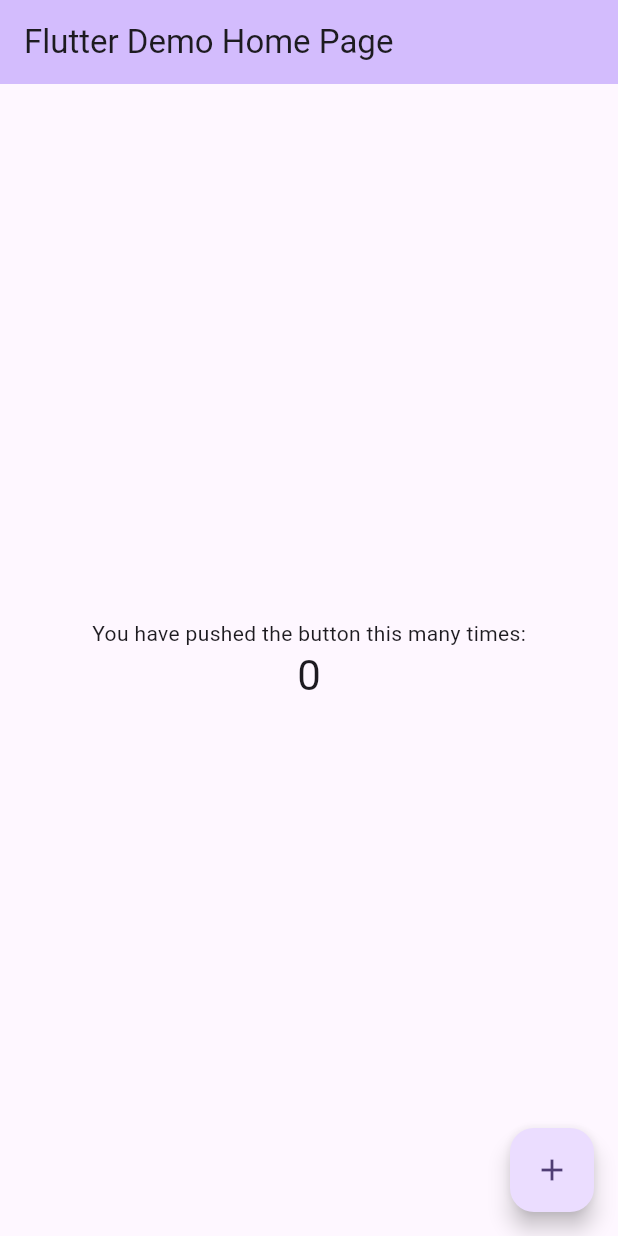
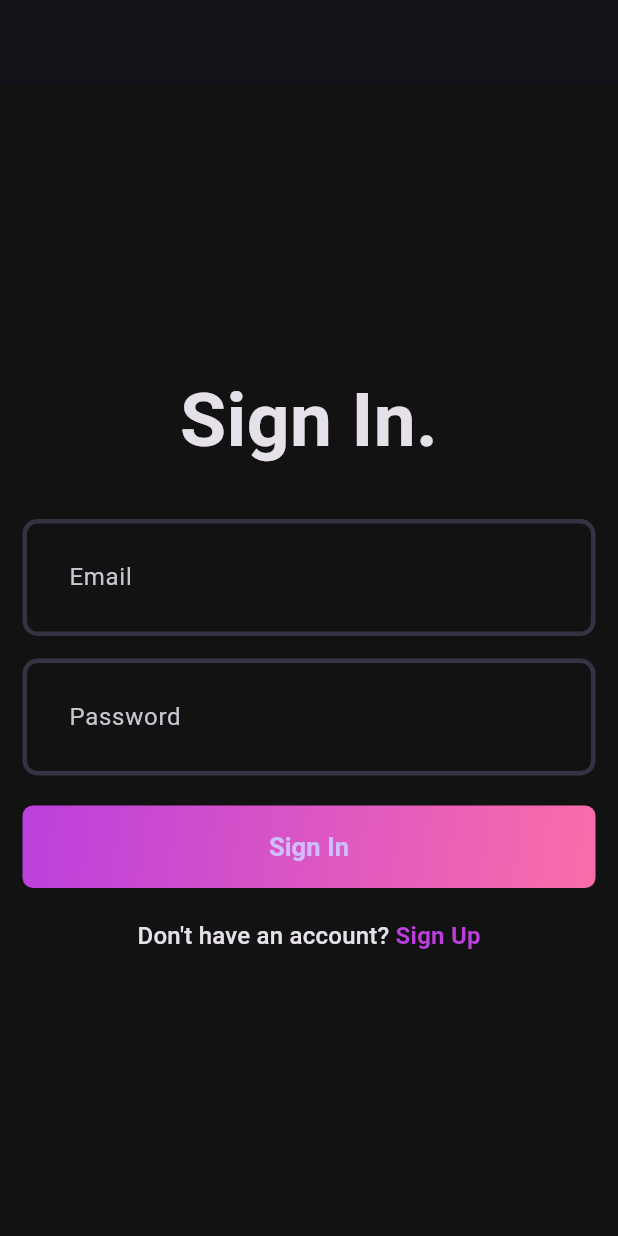
Before and after one commit to shashiniperera2005/Music-App, a Flutter app: the screen it shows after launch, on a phone screen of 412 x 824 dp. Run offline on Flutter 3.47's test engine with Material 3 defaults, Android fonts, the phone set to English and light mode, and no system bars.

Commit message:
sign in & out pages done.

```diff
--- /dev/null
+++ b/client/lib/core/theme/app_pallete.dart
@@ -0,0 +1,20 @@
+import 'package:flutter/material.dart';
+
+class Pallete {
+  static const cardColor = Color.fromRGBO(30, 30, 30, 1);
+  static const greenColor = Colors.green;
+  static const subtitleText = Color(0xffa7a7a7);
+  static const inactiveBottomBarItemColor = Color(0xffababab);
+
+  static const Color backgroundColor = Color.fromRGBO(18, 18, 18, 1);
+  static const Color gradient1 = Color.fromRGBO(187, 63, 221, 1);
+  static const Color gradient2 = Color.fromRGBO(251, 109, 169, 1);
+  static const Color gradient3 = Color.fromRGBO(255, 159, 124, 1);
+  static const Color borderColor = Color.fromRGBO(52, 51, 67, 1);
+  static const Color whiteColor = Colors.white;
+  static const Color greyColor = Colors.grey;
+  static const Color errorColor = Colors.redAccent;
+  static const Color transparentColor = Colors.transparent;
+
+  static const Color inactiveSeekColor = Colors.white38;
+}
--- /dev/null
+++ b/client/lib/core/theme/theme.dart
@@ -0,0 +1,22 @@
+import 'package:client/core/theme/app_pallete.dart';
+import 'package:flutter/material.dart';
+
+class AppTheme {
+
+  static OutlineInputBorder _border(Color color) => OutlineInputBorder(
+          borderSide: BorderSide(
+            color: color,
+            width: 3,
+          ),
+          borderRadius: BorderRadius.circular(10),
+  );
+  static final dartkThemeMode = ThemeData.dark().copyWith(
+      scaffoldBackgroundColor: Pallete.backgroundColor,
+      inputDecorationTheme:  InputDecorationTheme(
+        contentPadding: const EdgeInsets.all(27),
+        enabledBorder: _border(Pallete.borderColor),
+        focusedBorder: _border(Pallete.gradient1),
+
+
+        ));
+}
--- /dev/null
+++ b/client/lib/features/auth/view/pages/login_page.dart
@@ -0,0 +1,81 @@
+import 'package:client/core/theme/app_pallete.dart';
+import 'package:client/features/auth/view/widgets/custom_field.dart';
+import 'package:flutter/material.dart';
+
+import '../widgets/auth_gradient_button.dart';
+
+class LoginPage extends StatefulWidget {
+  const LoginPage({super.key});
+
+  @override
+  State<LoginPage> createState() => _LoginPageState();
+}
+
+class _LoginPageState extends State<LoginPage> {
+  final emailController = TextEditingController();
+  final passwordController = TextEditingController();
+  final formKey = GlobalKey<FormState>();
+
+  @override
+  void dispose() {
+    emailController.dispose();
+    passwordController.dispose();
+    super.dispose();
+    formKey.currentState!.dispose();
+  }
+
+  @override
+  Widget build(BuildContext context) {
+    return Scaffold(
+      appBar: AppBar(),
+      body: Padding(
+        padding: const EdgeInsets.all(15.0),
+        child: Form(
+          key: formKey,
+          child: Column(
+            mainAxisAlignment: MainAxisAlignment.center,
+            children: [
+              const Text(
+                'Sign In.',
+                style: TextStyle(
+                  fontSize: 50,
+                  fontWeight: FontWeight.bold,
+                ),
+              ),
+              const SizedBox(height: 30),
+              CustomField(
+                hintText: 'Email',
+                controller: emailController,
+              ),
+              const SizedBox(height: 15),
+              CustomField(
+                hintText: 'Password',
+                controller: passwordController,
+                isObscureText: true,
+              ),
+              const SizedBox(height: 20),
+              AuthGradientButton(buttonText: 'Sign In', onTap: () {}),
+              const SizedBox(height: 20),
+              RichText(
+                text: TextSpan(
+                  text: 'Don\'t have an account? ',
+                  style: Theme.of(context).textTheme.titleMedium,
+                  children: const [
+                    TextSpan(
+                      text: 'Sign Up',
+                      style: const TextStyle(
+                        color: Pallete.gradient1,
+                        fontSize: 16,
+                        fontWeight: FontWeight.bold,
+                      ),
+                    ),
+                  ],
+                ),
+              ),
+            ],
+          ),
+        ),
+      ),
+    );
+  }
+}
--- /dev/null
+++ b/client/lib/features/auth/view/widgets/auth_gradient_button.dart
@@ -0,0 +1,39 @@
+import 'package:client/core/theme/app_pallete.dart';
+import 'package:flutter/material.dart';
+
+class AuthGradientButton extends StatelessWidget {
+  final String buttonText;
+  final VoidCallback onTap;
+  const AuthGradientButton({
+    super.key,
+    required this.buttonText,
+    required this.onTap,});
+
+  @override
+  Widget build(BuildContext context) {
+    return Container(
+      decoration: BoxDecoration(
+        gradient: const LinearGradient(colors: [
+          Pallete.gradient1,
+          Pallete.gradient2,
+        ], begin: Alignment.topLeft, end: Alignment.bottomRight),
+        borderRadius: BorderRadius.circular(7),
+      ),
+      child: ElevatedButton(
+        onPressed: onTap,
+        style: ElevatedButton.styleFrom(
+          fixedSize: const Size(415, 55),
+          backgroundColor: Pallete.transparentColor,
+          shadowColor: Pallete.transparentColor,
+        ),
+        child: Text(
+          buttonText,
+          style: const TextStyle(
+            fontSize: 17,
+            fontWeight: FontWeight.w600,
+          ),
+        ),
+      ),
+    );
+  }
+}
--- /dev/null
+++ b/client/lib/features/auth/view/widgets/custom_field.dart
@@ -0,0 +1,30 @@
+import 'package:flutter/material.dart';
+
+class CustomField extends StatelessWidget {
+  final String hintText;
+  final TextEditingController controller;
+  final bool isObscureText;
+  const CustomField({
+    super.key,
+    required this.hintText,
+    required this.controller,
+    this.isObscureText = false,
+    });
+
+  @override
+  Widget build(BuildContext context) {
+    return TextFormField(
+      controller: controller,
+      decoration: InputDecoration(
+        hintText: hintText,
+      ),
+      validator: (val){
+        if (val!.trim().isEmpty){
+          return "$hintText is missing!";
+        }
+        return null;
+      },
+      obscureText: isObscureText,
+    );
+  }
+}
--- a/client/lib/main.dart
+++ b/client/lib/main.dart
@@ -1,3 +1,6 @@
+import 'package:client/core/theme/theme.dart';
+import 'package:client/features/auth/view/pages/login_page.dart';
+import 'package:client/features/auth/view/pages/signup_page.dart';
 import 'package:flutter/material.dart';
 
 void main() {
@@ -7,119 +10,12 @@
 class MyApp extends StatelessWidget {
   const MyApp({super.key});
 
-  // This widget is the root of your application.
   @override
   Widget build(BuildContext context) {
     return MaterialApp(
       title: 'Flutter Demo',
-      theme: ThemeData(
-        // This is the theme of your application.
-        //
-        // TRY THIS: Try running your application with "flutter run". You'll see
-        // the application has a purple toolbar. Then, without quitting the app,
-        // try changing the seedColor in the colorScheme below to Colors.green
-        // and then invoke "hot reload" (save your changes or press the "hot
-        // reload" button in a Flutter-supported IDE, or press "r" if you used
-        // the command line to start the app).
-        //
-        // Notice that the counter didn't reset back to zero; the application
-        // state is not lost during the reload. To reset the state, use hot
-        // restart instead.
-        //
-        // This works for code too, not just values: Most code changes can be
-        // tested with just a hot reload.
-        colorScheme: ColorScheme.fromSeed(seedColor: Colors.deepPurple),
-        useMaterial3: true,
-      ),
-      home: const MyHomePage(title: 'Flutter Demo Home Page'),
+      theme: AppTheme.dartkThemeMode,
+      home: const LoginPage(),
     );
   }
 }
-
-class MyHomePage extends StatefulWidget {
-  const MyHomePage({super.key, required this.title});
-
-  // This widget is the home page of your application. It is stateful, meaning
-  // that it has a State object (defined below) that contains fields that affect
-  // how it looks.
-
-  // This class is the configuration for the state. It holds the values (in this
-  // case the title) provided by the parent (in this case the App widget) and
-  // used by the build method of the State. Fields in a Widget subclass are
-  // always marked "final".
-
-  final String title;
-
-  @override
-  State<MyHomePage> createState() => _MyHomePageState();
-}
-
-class _MyHomePageState extends State<MyHomePage> {
-  int _counter = 0;
-
-  void _incrementCounter() {
-    setState(() {
-      // This call to setState tells the Flutter framework that something has
-      // changed in this State, which causes it to rerun the build method below
-      // so that the display can reflect the updated values. If we changed
-      // _counter without calling setState(), then the build method would not be
-      // called again, and so nothing would appear to happen.
-      _counter++;
-    });
-  }
-
-  @override
-  Widget build(BuildContext context) {
-    // This method is rerun every time setState is called, for instance as done
-    // by the _incrementCounter method above.
-    //
-    // The Flutter framework has been optimized to make rerunning build methods
-    // fast, so that you can just rebuild anything that needs updating rather
-    // than having to individually change instances of widgets.
-    return Scaffold(
-      appBar: AppBar(
-        // TRY THIS: Try changing the color here to a specific color (to
-        // Colors.amber, perhaps?) and trigger a hot reload to see the AppBar
-        // change color while the other colors stay the same.
-        backgroundColor: Theme.of(context).colorScheme.inversePrimary,
-        // Here we take the value from the MyHomePage object that was created by
-        // the App.build method, and use it to set our appbar title.
-        title: Text(widget.title),
-      ),
-      body: Center(
-        // Center is a layout widget. It takes a single child and positions it
-        // in the middle of the parent.
-        child: Column(
-          // Column is also a layout widget. It takes a list of children and
-          // arranges them vertically. By default, it sizes itself to fit its
-          // children horizontally, and tries to be as tall as its parent.
-          //
-          // Column has various properties to control how it sizes itself and
-          // how it positions its children. Here we use mainAxisAlignment to
-          // center the children vertically; the main axis here is the vertical
-          // axis because Columns are vertical (the cross axis would be
-          // horizontal).
-          //
-          // TRY THIS: Invoke "debug painting" (choose the "Toggle Debug Paint"
-          // action in the IDE, or press "p" in the console), to see the
-          // wireframe for each widget.
-          mainAxisAlignment: MainAxisAlignment.center,
-          children: <Widget>[
-            const Text(
-              'You have pushed the button this many times:',
-            ),
-            Text(
-              '$_counter',
-              style: Theme.of(context).textTheme.headlineMedium,
-            ),
-          ],
-        ),
-      ),
-      floatingActionButton: FloatingActionButton(
-        onPressed: _incrementCounter,
-        tooltip: 'Increment',
-        child: const Icon(Icons.add),
-      ), // This trailing comma makes auto-formatting nicer for build methods.
-    );
-  }
-}
```
Also changed, not shown: client/lib/features/auth/view/pages/signup_page.dart (added, +91 -0 lines).
